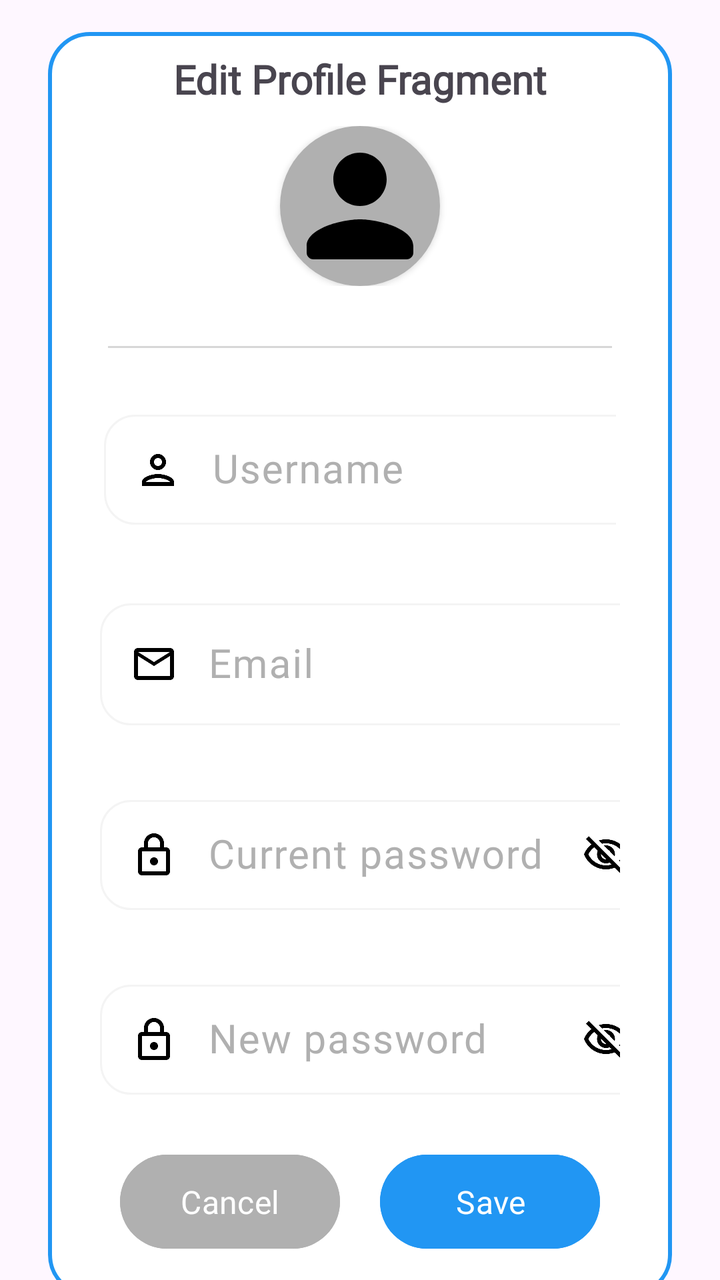
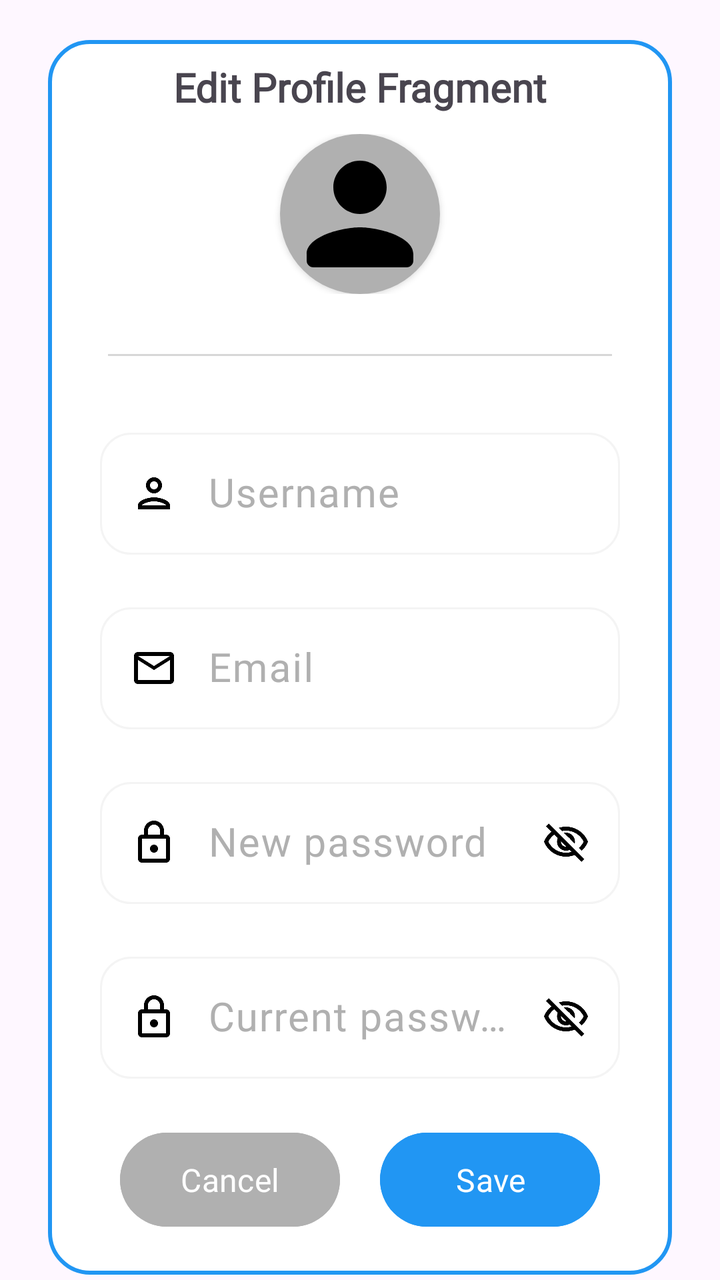

Compare the two renders of this Android layout. The source of the first and the diff that turns it into the second are given below.
<!-- AndroidManifest.xml: application theme Theme.StyleWIZ_vol2 -->
<!-- res/layout/fragment_edit_profile.xml -->
<?xml version="1.0" encoding="utf-8"?>
<androidx.constraintlayout.widget.ConstraintLayout xmlns:android="http://schemas.android.com/apk/res/android"
    xmlns:tools="http://schemas.android.com/tools"
    android:layout_width="match_parent"
    android:layout_height="match_parent"
    xmlns:app="http://schemas.android.com/apk/res-auto"
    tools:context=".EditProfileFragment">


    <LinearLayout
        android:id="@+id/linearLayout"
        android:layout_width="match_parent"
        android:layout_height="wrap_content"
        android:layout_marginStart="24dp"
        android:layout_marginTop="16dp"
        android:layout_marginEnd="24dp"
        android:background="@drawable/white_background"
        android:orientation="vertical"
        android:padding="10dp"
        app:layout_constraintEnd_toEndOf="parent"
        app:layout_constraintHorizontal_bias="1.0"
        app:layout_constraintStart_toStartOf="parent"
        app:layout_constraintTop_toTopOf="parent">

        <TextView
            android:id="@+id/textViewTitle"
            android:layout_width="wrap_content"
            android:layout_height="wrap_content"
            android:layout_gravity="center"
            android:fontFamily="@font/roboto"
            android:text="Edit Profile Fragment"
            android:textSize="20sp"
            android:textStyle="bold"
            app:layout_constraintEnd_toEndOf="parent"
            app:layout_constraintStart_toStartOf="parent"
            app:layout_constraintTop_toBottomOf="parent" />


        <RelativeLayout
            android:layout_width="match_parent"
            android:layout_height="wrap_content"
            android:gravity="center"
            android:layout_margin="5dp"
            android:padding="5dp">
            <androidx.cardview.widget.CardView
                android:id="@+id/profileImg"
                android:layout_width="80dp"
                android:layout_height="80dp"
                android:layout_gravity="center"
                app:cardCornerRadius="40dp"
                app:layout_constraintEnd_toEndOf="parent"
                app:layout_constraintStart_toStartOf="parent"
                app:layout_constraintTop_toTopOf="parent">

                <ImageView
                    android:layout_width="match_parent"
                    android:layout_height="match_parent"
                    android:background="@color/gray"
                    android:src="@drawable/round_person_24" />

            </androidx.cardview.widget.CardView>
        </RelativeLayout>

        <androidx.appcompat.widget.AppCompatImageView
            android:layout_width="match_parent"
            android:layout_height="1dp"
            android:layout_margin="20dp"
            android:alpha="0.5"
            android:background="@color/gray" />

        <LinearLayout
            android:layout_width="match_parent"
            android:layout_height="match_parent"
            android:layout_marginLeft="10dp"
            android:layout_marginTop="0dp"
            android:layout_marginRight="10dp"
            android:layout_marginBottom="10dp"
            android:orientation="horizontal"
            android:padding="8dp">



            <com.google.android.material.textfield.TextInputLayout
                android:layout_width="300dp"
                android:layout_height="wrap_content"
                android:hint="Username"
                android:textColorHint="@color/gray"
                app:hintAnimationEnabled="true">

                <com.google.android.material.textfield.TextInputEditText
                    android:id="@+id/editTextUsernameEditProfile"
                    android:layout_width="280dp"
                    android:layout_height="55dp"
                    android:background="@drawable/edittextshape"
                    android:drawableLeft="@drawable/outline_person_24"
                    android:drawablePadding="15sp"
                    android:ems="10"
                    android:fontFamily="@font/roboto"
                    android:textSize="20dp"
                    android:inputType="text"
                    android:paddingLeft="15sp"
                    android:paddingRight="15sp" />
            </com.google.android.material.textfield.TextInputLayout>





        </LinearLayout>


        <LinearLayout
            android:layout_width="match_parent"
            android:layout_height="match_parent"
            android:layout_margin="8dp"
            android:orientation="horizontal"
            android:padding="8dp">



            <com.google.android.material.textfield.TextInputLayout
                android:layout_width="wrap_content"
                android:layout_height="wrap_content"
                android:hint="Email"
                android:textColorHint="@color/gray"
                app:hintAnimationEnabled="true">

                <com.google.android.material.textfield.TextInputEditText
                    android:id="@+id/editTextEmailEditProfile"
                    android:layout_width="280dp"
                    android:layout_height="wrap_content"
                    android:background="@drawable/edittextshape"
                    android:drawableLeft="@drawable/outline_mail_outline_24"
                    android:drawablePadding="15sp"
                    android:ems="10"
                    android:fontFamily="@font/roboto"
                    android:textSize="20dp"
                    android:inputType="text"
                    android:paddingLeft="15sp"
                    android:paddingRight="15sp" />
            </com.google.android.material.textfield.TextInputLayout>


        </LinearLayout>


        <LinearLayout
            android:layout_width="match_parent"
            android:layout_height="match_parent"
            android:layout_margin="8dp"
            android:orientation="horizontal"
            android:padding="8dp">


            <com.google.android.material.textfield.TextInputLayout
                android:layout_width="300dp"
                android:layout_height="wrap_content"
                android:hint="Current password"
                android:textColorHint="@color/gray"
                app:hintAnimationEnabled="true">

                <com.google.android.material.textfield.TextInputEditText
                    android:id="@+id/editTextPasswordEditProfile"
                    android:layout_width="280dp"
                    android:layout_height="55dp"
                    android:background="@drawable/edittextshape"
                    android:drawableLeft="@drawable/outline_lock_24"
                    android:drawableRight="@drawable/outline_visibility_off_24"
                    android:drawablePadding="15sp"
                    android:ems="10"
                    android:fontFamily="@font/roboto"
                    android:textSize="20dp"
                    android:inputType="textPassword"
                    android:paddingLeft="15sp"
                    android:paddingRight="15sp" />
            </com.google.android.material.textfield.TextInputLayout>


        </LinearLayout>

        <LinearLayout
            android:layout_width="match_parent"
            android:layout_height="match_parent"
            android:layout_margin="8dp"
            android:orientation="horizontal"
            android:padding="8dp">


            <com.google.android.material.textfield.TextInputLayout
                android:layout_width="300dp"
                android:layout_height="wrap_content"
                android:hint="New password"
                android:textColorHint="@color/gray"
                app:hintAnimationEnabled="true">

                <com.google.android.material.textfield.TextInputEditText
                    android:id="@+id/editTextNewPasswordEditProfile"
                    android:layout_width="280dp"
                    android:layout_height="55dp"
                    android:background="@drawable/edittextshape"
                    android:drawableLeft="@drawable/outline_lock_24"
                    android:drawableRight="@drawable/outline_visibility_off_24"
                    android:drawablePadding="15sp"
                    android:ems="10"
                    android:fontFamily="@font/roboto"
                    android:textSize="20dp"
                    android:inputType="textPassword"
                    android:paddingLeft="15sp"
                    android:paddingRight="15sp" />
            </com.google.android.material.textfield.TextInputLayout>


        </LinearLayout>


        <LinearLayout
            android:layout_width="match_parent"
            android:layout_height="match_parent"
            android:orientation="horizontal"
            android:gravity="center_horizontal">


                <Button
                    android:id="@+id/cancel_button"
                    android:layout_width="110dp"
                    android:layout_height="55dp"
                    android:layout_margin="10dp"
                    android:backgroundTint="@color/gray"
                    android:fontFamily="@font/roboto"
                    android:text="Cancel"
                    android:textColor="#FFFFFF"
                    android:textSize="16sp" />



                <Button
                    android:id="@+id/save_button"
                    android:layout_width="110dp"
                    android:layout_height="55dp"
                    android:layout_margin="10dp"
                    android:backgroundTint="@color/blue"
                    android:fontFamily="@font/roboto"
                    android:text="Save"
                    android:textColor="#FFFFFF"
                    android:textSize="16sp" />



        </LinearLayout>


    </LinearLayout>

</androidx.constraintlayout.widget.ConstraintLayout>
<!-- resources referenced by this layout -->
<resources>
  <color name="blue">#2196F3</color>
  <color name="gray">#B0B0B0</color>
  <!-- drawable edittextshape (drawable) -->
  <?xml version="1.0" encoding="utf-8"?>
  <shape xmlns:android="http://schemas.android.com/apk/res/android">
      <solid android:color="@color/white"/>
      <corners android:radius="15dp"/>
      <stroke android:color="#f4f4f4" android:width="1dp"/>
  </shape>
  <!-- drawable outline_lock_24 (drawable) -->
  <vector android:height="24dp" android:tint="#000000"
      android:viewportHeight="24" android:viewportWidth="24"
      android:width="24dp" xmlns:android="http://schemas.android.com/apk/res/android">
      <path android:fillColor="@android:color/white" android:pathData="M18,8h-1L17,6c0,-2.76 -2.24,-5 -5,-5S7,3.24 7,6v2L6,8c-1.1,0 -2,0.9 -2,2v10c0,1.1 0.9,2 2,2h12c1.1,0 2,-0.9 2,-2L20,10c0,-1.1 -0.9,-2 -2,-2zM9,6c0,-1.66 1.34,-3 3,-3s3,1.34 3,3v2L9,8L9,6zM18,20L6,20L6,10h12v10zM12,17c1.1,0 2,-0.9 2,-2s-0.9,-2 -2,-2 -2,0.9 -2,2 0.9,2 2,2z"/>
  </vector>
  <!-- drawable outline_mail_outline_24 (drawable) -->
  <vector android:height="24dp" android:tint="#000000"
      android:viewportHeight="24" android:viewportWidth="24"
      android:width="24dp" xmlns:android="http://schemas.android.com/apk/res/android">
      <path android:fillColor="@android:color/white" android:pathData="M20,4L4,4c-1.1,0 -1.99,0.9 -1.99,2L2,18c0,1.1 0.9,2 2,2h16c1.1,0 2,-0.9 2,-2L22,6c0,-1.1 -0.9,-2 -2,-2zM20,18L4,18L4,8l8,5 8,-5v10zM12,11L4,6h16l-8,5z"/>
  </vector>
  <!-- drawable outline_person_24 (drawable) -->
  <vector android:height="24dp" android:tint="#000000"
      android:viewportHeight="24" android:viewportWidth="24"
      android:width="24dp" xmlns:android="http://schemas.android.com/apk/res/android">
      <path android:fillColor="@android:color/white" android:pathData="M12,6c1.1,0 2,0.9 2,2s-0.9,2 -2,2 -2,-0.9 -2,-2 0.9,-2 2,-2m0,10c2.7,0 5.8,1.29 6,2L6,18c0.23,-0.72 3.31,-2 6,-2m0,-12C9.79,4 8,5.79 8,8s1.79,4 4,4 4,-1.79 4,-4 -1.79,-4 -4,-4zM12,14c-2.67,0 -8,1.34 -8,4v2h16v-2c0,-2.66 -5.33,-4 -8,-4z"/>
  </vector>
  <!-- drawable round_person_24 (drawable) -->
  <vector android:height="24dp" android:tint="#000000"
      android:viewportHeight="24" android:viewportWidth="24"
      android:width="24dp" xmlns:android="http://schemas.android.com/apk/res/android">
      <path android:fillColor="@android:color/white" android:pathData="M12,12c2.21,0 4,-1.79 4,-4s-1.79,-4 -4,-4 -4,1.79 -4,4 1.79,4 4,4zM12,14c-2.67,0 -8,1.34 -8,4v1c0,0.55 0.45,1 1,1h14c0.55,0 1,-0.45 1,-1v-1c0,-2.66 -5.33,-4 -8,-4z"/>
  </vector>
  <!-- drawable white_background (drawable) -->
  <?xml version="1.0" encoding="utf-8"?>
  <selector xmlns:android="http://schemas.android.com/apk/res/android">
      <item>
  
          <shape
              android:shape="rectangle">
  
              <solid
                  android:color="@color/white"/>
  
              <corners
                  android:radius="20sp"/>
  
              <stroke
                  android:width="2dp"
                  android:color="@color/blue"/>
  
          </shape>
  
      </item>
  
  </selector>
  <style name="Theme.StyleWIZ_vol2" parent="Base.Theme.StyleWIZ_vol2" />
  <color name="white">#FFFFFFFF</color>
  <style name="Base.Theme.StyleWIZ_vol2" parent="Theme.Material3.DayNight.NoActionBar">
          
          
      </style>
  <!-- unchanged entries left out for length: 1 -->
</resources>

<!-- the commit's change to res/layout/fragment_edit_profile.xml (unified diff, before → after) -->
@@ -12,7 +12,7 @@
         android:layout_width="match_parent"
         android:layout_height="wrap_content"
         android:layout_marginStart="24dp"
-        android:layout_marginTop="16dp"
+        android:layout_marginTop="20dp"
         android:layout_marginEnd="24dp"
         android:background="@drawable/white_background"
         android:orientation="vertical"
@@ -36,7 +36,7 @@
             app:layout_constraintTop_toBottomOf="parent" />
 
 
-        <RelativeLayout
+        <androidx.constraintlayout.widget.ConstraintLayout
             android:layout_width="match_parent"
             android:layout_height="wrap_content"
             android:gravity="center"
@@ -59,7 +59,10 @@
                     android:src="@drawable/round_person_24" />
 
             </androidx.cardview.widget.CardView>
-        </RelativeLayout>
+
+
+
+        </androidx.constraintlayout.widget.ConstraintLayout>
 
         <androidx.appcompat.widget.AppCompatImageView
             android:layout_width="match_parent"
@@ -71,17 +74,16 @@
         <LinearLayout
             android:layout_width="match_parent"
             android:layout_height="match_parent"
-            android:layout_marginLeft="10dp"
-            android:layout_marginTop="0dp"
-            android:layout_marginRight="10dp"
-            android:layout_marginBottom="10dp"
-            android:orientation="horizontal"
-            android:padding="8dp">
-
-
-
-            <com.google.android.material.textfield.TextInputLayout
-                android:layout_width="300dp"
+            android:layout_marginLeft="8dp"
+            android:layout_marginTop="5dp"
+            android:layout_marginRight="8dp"
+            android:orientation="horizontal"
+            android:padding="8dp">
+
+
+
+            <com.google.android.material.textfield.TextInputLayout
+                android:layout_width="match_parent"
                 android:layout_height="wrap_content"
                 android:hint="Username"
                 android:textColorHint="@color/gray"
@@ -89,8 +91,8 @@
 
                 <com.google.android.material.textfield.TextInputEditText
                     android:id="@+id/editTextUsernameEditProfile"
-                    android:layout_width="280dp"
-                    android:layout_height="55dp"
+                    android:layout_width="match_parent"
+                    android:layout_height="wrap_content"
                     android:background="@drawable/edittextshape"
                     android:drawableLeft="@drawable/outline_person_24"
                     android:drawablePadding="15sp"
@@ -112,14 +114,16 @@
         <LinearLayout
             android:layout_width="match_parent"
             android:layout_height="match_parent"
-            android:layout_margin="8dp"
-            android:orientation="horizontal"
-            android:padding="8dp">
-
-
-
-            <com.google.android.material.textfield.TextInputLayout
-                android:layout_width="wrap_content"
+            android:layout_marginTop="5dp"
+            android:layout_marginRight="8dp"
+            android:layout_marginLeft="8dp"
+            android:orientation="horizontal"
+            android:padding="8dp">
+
+
+
+            <com.google.android.material.textfield.TextInputLayout
+                android:layout_width="match_parent"
                 android:layout_height="wrap_content"
                 android:hint="Email"
                 android:textColorHint="@color/gray"
@@ -127,7 +131,7 @@
 
                 <com.google.android.material.textfield.TextInputEditText
                     android:id="@+id/editTextEmailEditProfile"
-                    android:layout_width="280dp"
+                    android:layout_width="match_parent"
                     android:layout_height="wrap_content"
                     android:background="@drawable/edittextshape"
                     android:drawableLeft="@drawable/outline_mail_outline_24"
@@ -143,26 +147,27 @@
 
         </LinearLayout>
 
-
-        <LinearLayout
-            android:layout_width="match_parent"
-            android:layout_height="match_parent"
-            android:layout_margin="8dp"
-            android:orientation="horizontal"
-            android:padding="8dp">
-
-
-            <com.google.android.material.textfield.TextInputLayout
-                android:layout_width="300dp"
-                android:layout_height="wrap_content"
-                android:hint="Current password"
-                android:textColorHint="@color/gray"
-                app:hintAnimationEnabled="true">
-
-                <com.google.android.material.textfield.TextInputEditText
-                    android:id="@+id/editTextPasswordEditProfile"
-                    android:layout_width="280dp"
-                    android:layout_height="55dp"
+        <LinearLayout
+            android:layout_width="match_parent"
+            android:layout_height="match_parent"
+            android:layout_marginTop="5dp"
+            android:layout_marginRight="8dp"
+            android:layout_marginLeft="8dp"
+            android:orientation="horizontal"
+            android:padding="8dp">
+
+
+            <com.google.android.material.textfield.TextInputLayout
+                android:layout_width="match_parent"
+                android:layout_height="wrap_content"
+                android:hint="New password"
+                android:textColorHint="@color/gray"
+                app:hintAnimationEnabled="true">
+
+                <com.google.android.material.textfield.TextInputEditText
+                    android:id="@+id/editTextNewPasswordEditProfile"
+                    android:layout_width="match_parent"
+                    android:layout_height="wrap_content"
                     android:background="@drawable/edittextshape"
                     android:drawableLeft="@drawable/outline_lock_24"
                     android:drawableRight="@drawable/outline_visibility_off_24"
@@ -178,25 +183,28 @@
 
         </LinearLayout>
 
-        <LinearLayout
-            android:layout_width="match_parent"
-            android:layout_height="match_parent"
-            android:layout_margin="8dp"
-            android:orientation="horizontal"
-            android:padding="8dp">
-
-
-            <com.google.android.material.textfield.TextInputLayout
-                android:layout_width="300dp"
-                android:layout_height="wrap_content"
-                android:hint="New password"
-                android:textColorHint="@color/gray"
-                app:hintAnimationEnabled="true">
-
-                <com.google.android.material.textfield.TextInputEditText
-                    android:id="@+id/editTextNewPasswordEditProfile"
-                    android:layout_width="280dp"
-                    android:layout_height="55dp"
+
+        <LinearLayout
+            android:layout_width="match_parent"
+            android:layout_height="match_parent"
+            android:layout_marginTop="5dp"
+            android:layout_marginRight="8dp"
+            android:layout_marginLeft="8dp"
+            android:orientation="horizontal"
+            android:padding="8dp">
+
+
+            <com.google.android.material.textfield.TextInputLayout
+                android:layout_width="match_parent"
+                android:layout_height="wrap_content"
+                android:hint="Current password"
+                android:textColorHint="@color/gray"
+                app:hintAnimationEnabled="true">
+
+                <com.google.android.material.textfield.TextInputEditText
+                    android:id="@+id/editTextPasswordEditProfile"
+                    android:layout_width="match_parent"
+                    android:layout_height="wrap_content"
                     android:background="@drawable/edittextshape"
                     android:drawableLeft="@drawable/outline_lock_24"
                     android:drawableRight="@drawable/outline_visibility_off_24"
@@ -213,10 +221,13 @@
         </LinearLayout>
 
 
-        <LinearLayout
-            android:layout_width="match_parent"
-            android:layout_height="match_parent"
-            android:orientation="horizontal"
+
+
+        <LinearLayout
+            android:layout_width="match_parent"
+            android:layout_height="match_parent"
+            android:orientation="horizontal"
+            android:layout_marginTop="5dp"
             android:gravity="center_horizontal">
 
 
